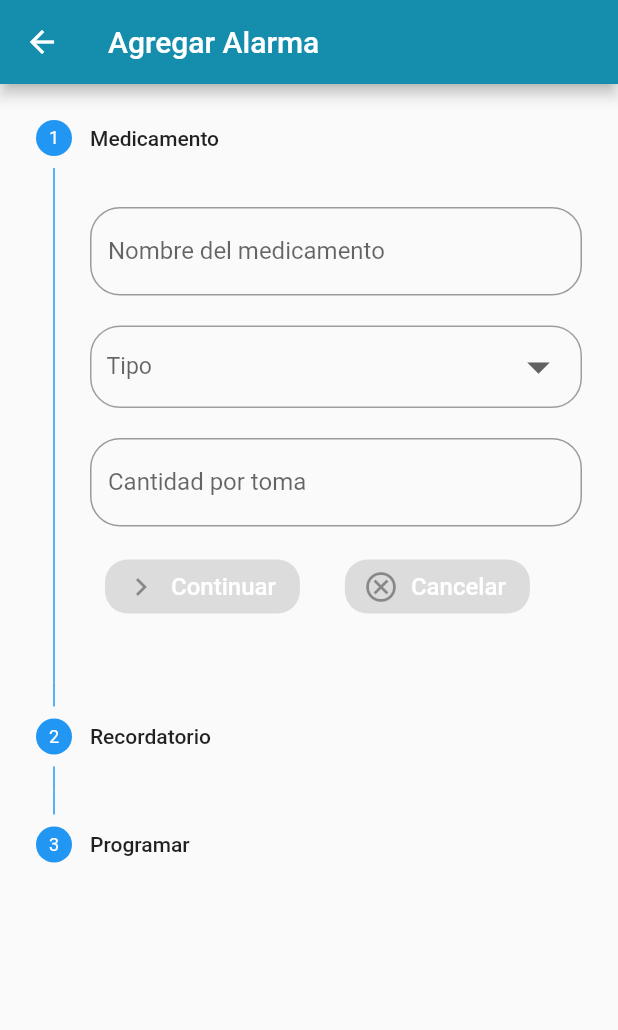
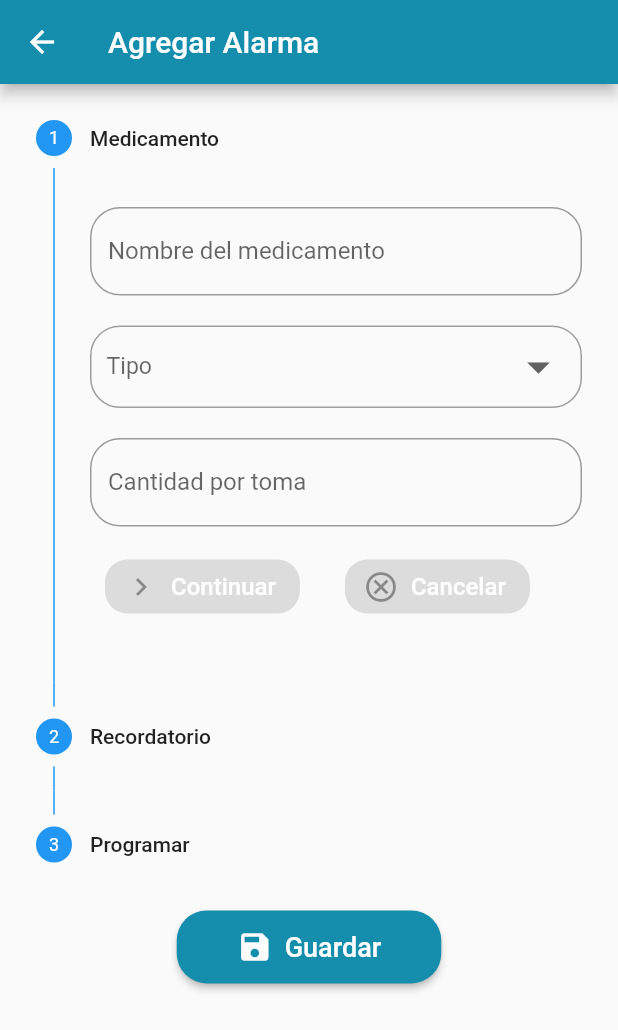
Before and after one commit to LuisB1717/MedisaveAPP, a Flutter app: the Addalarma screen opened directly, on a phone screen of 412 x 824 dp. Shown: the top 1030 px of the screen. Run offline on Flutter 3.47's test engine with Material 2 defaults, Android fonts, the phone set to English and light mode, and no system bars; our stand-ins replace cloud_firestore, firebase_auth, firebase_core, font_awesome_flutter, google_sign_in; accounts and stored records are empty.

Commit message:
stepper con botn guardar

```diff
--- a/medisave/lib/pages/strepAdd.dart
+++ b/medisave/lib/pages/strepAdd.dart
@@ -88,8 +88,10 @@ class _AddalarmaState extends State<Addalarma> {
         title: Text('Agregar Alarma'),
       ),
       body: SizedBox(
-        child: Container(
-            child: Stepper(
+        child: Form(
+          child: Column(
+            children: <Widget>[
+              new Stepper(
                 currentStep: this.current_step,
                 steps: steps,
                 type: StepperType.vertical,
@@ -158,10 +160,29 @@ class _AddalarmaState extends State<Addalarma> {
                           ),
                           icon: Icon(Icons.cancel_outlined),
                         ),
-                      ))
+                      )),
                     ],
                   );
-                })),
+                },
+              ),
+              SizedBox(height: 8),
+              ElevatedButton.icon(
+                style: ElevatedButton.styleFrom(
+                  primary: AppColors.BACKGROUND,
+                  shape: RoundedRectangleBorder(
+                      borderRadius: BorderRadius.circular(20)),
+                  padding: EdgeInsets.symmetric(horizontal: 40, vertical: 12.3),
+                ),
+                onPressed: () => {},
+                label: Text(
+                  "Guardar",
+                  style: TextStyle(fontSize: 18.0, color: Colors.white),
+                ),
+                icon: Icon(Icons.save),
+              ),
+            ],
+          ),
+        ),
       ),
     );
   }
```
